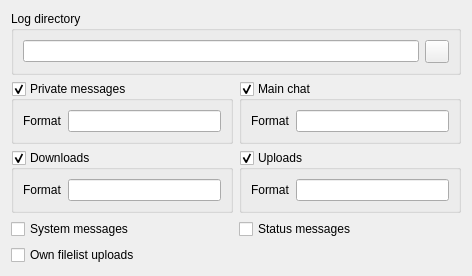
First picture: the form in eiskaltdcpp/ui/UISettingsLog.ui, repository eiskaltdcpp/eiskaltdcpp, before the edit.
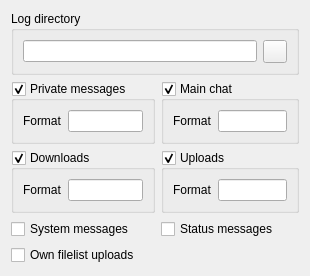
Second picture: the form after the edit.

The edit to the form file:
```diff
--- a/eiskaltdcpp/ui/UISettingsLog.ui
+++ b/eiskaltdcpp/ui/UISettingsLog.ui
@@ -6,7 +6,7 @@
    <rect>
     <x>0</x>
     <y>0</y>
-    <width>472</width>
+    <width>310</width>
     <height>243</height>
    </rect>
   </property>
```
